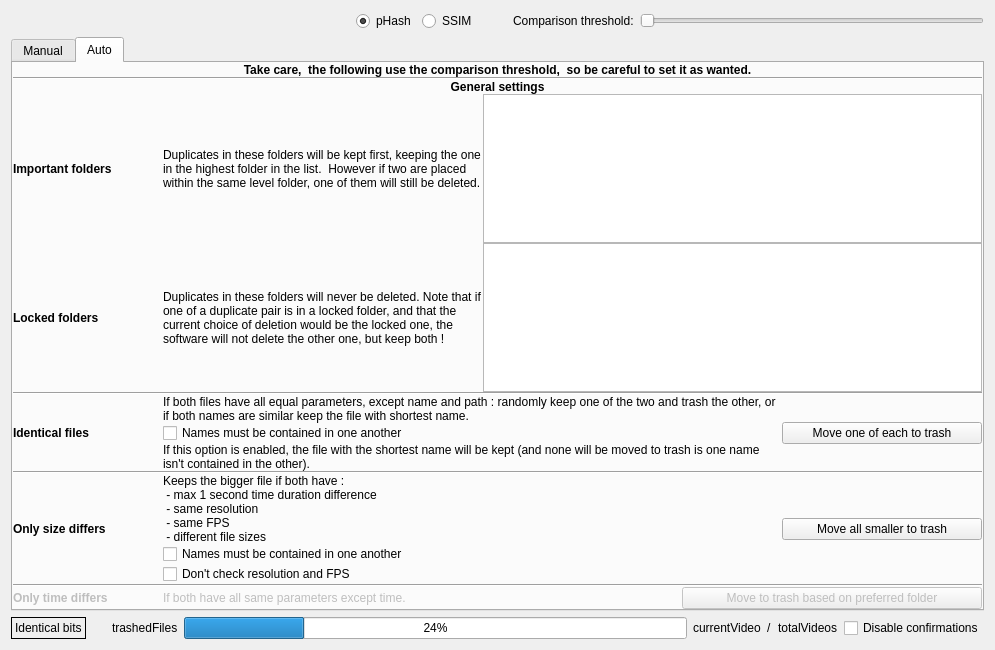
The window that QtProject/app/comparison.ui (theophanemayaud/video-simili-duplicate-cleaner) describes before a commit, drawn with Qt 5.
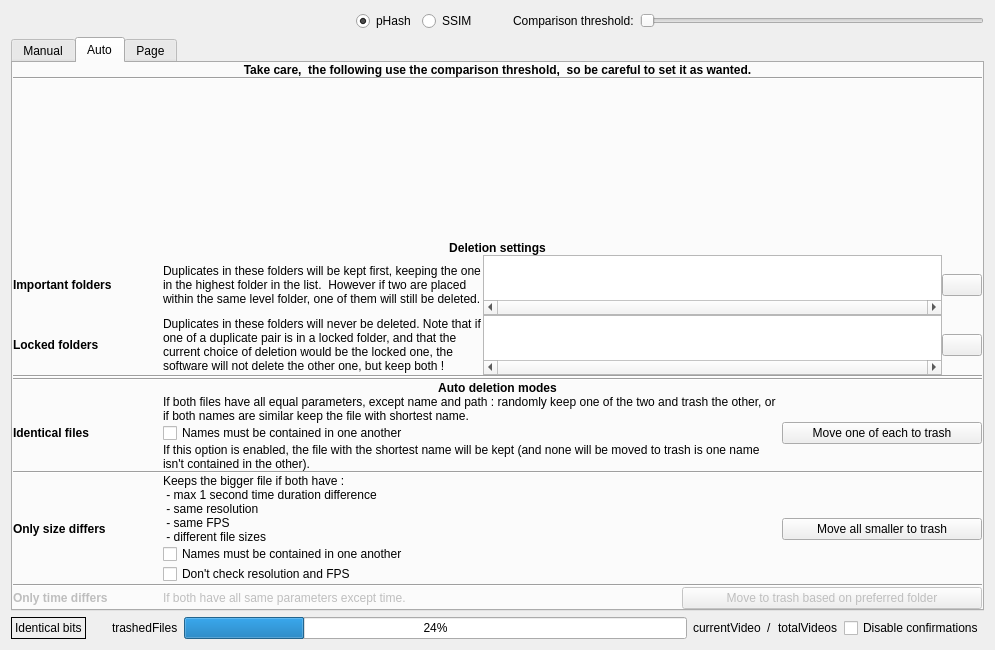
The same window after the commit. Custom widgets are drawn as their Qt base class.

Commit message: feat(comparison): working on folder settings ui for comparison

Diff of the .ui file:
```diff
--- a/QtProject/app/comparison.ui
+++ b/QtProject/app/comparison.ui
@@ -983,6 +983,19 @@
          </item>
          <item>
           <layout class="QVBoxLayout" name="verticalLayout_8">
+           <item>
+            <spacer name="verticalSpacer">
+             <property name="orientation">
+              <enum>Qt::Vertical</enum>
+             </property>
+             <property name="sizeHint" stdset="0">
+              <size>
+               <width>20</width>
+               <height>40</height>
+              </size>
+             </property>
+            </spacer>
+           </item>
            <item>
             <widget class="QLabel" name="label_11">
              <property name="font">
@@ -992,7 +1005,7 @@
               </font>
              </property>
              <property name="text">
-              <string>General settings</string>
+              <string>Deletion settings</string>
              </property>
              <property name="alignment">
               <set>Qt::AlignHCenter|Qt::AlignTop</set>
@@ -1038,20 +1051,51 @@
              </item>
              <item>
               <widget class="QListWidget" name="importantFolderslistWidget">
+               <property name="maximumSize">
+                <size>
+                 <width>16777215</width>
+                 <height>60</height>
+                </size>
+               </property>
+               <property name="contextMenuPolicy">
+                <enum>Qt::CustomContextMenu</enum>
+               </property>
+               <property name="horizontalScrollBarPolicy">
+                <enum>Qt::ScrollBarAlwaysOn</enum>
+               </property>
                <property name="dragEnabled">
                 <bool>true</bool>
                </property>
                <property name="dragDropMode">
                 <enum>QAbstractItemView::InternalMove</enum>
                </property>
+               <property name="defaultDropAction">
+                <enum>Qt::MoveAction</enum>
+               </property>
+               <property name="selectionMode">
+                <enum>QAbstractItemView::ExtendedSelection</enum>
+               </property>
+               <property name="textElideMode">
+                <enum>Qt::ElideLeft</enum>
+               </property>
                <property name="horizontalScrollMode">
-                <enum>QAbstractItemView::ScrollPerItem</enum>
-               </property>
-               <property name="itemAlignment">
-                <set>Qt::AlignRight</set>
+                <enum>QAbstractItemView::ScrollPerPixel</enum>
                </property>
                <property name="sortingEnabled">
-                <bool>false</bool>
+                <bool>true</bool>
+               </property>
+              </widget>
+             </item>
+             <item>
+              <widget class="QPushButton" name="importantFolderButton">
+               <property name="maximumSize">
+                <size>
+                 <width>40</width>
+                 <height>16777215</height>
+                </size>
+               </property>
+               <property name="text">
+                <string/>
                </property>
               </widget>
              </item>
@@ -1096,9 +1140,21 @@
              </item>
              <item>
               <widget class="QListWidget" name="lockedFolderslistWidget">
+               <property name="maximumSize">
+                <size>
+                 <width>16777215</width>
+                 <height>60</height>
+                </size>
+               </property>
+               <property name="contextMenuPolicy">
+                <enum>Qt::CustomContextMenu</enum>
+               </property>
                <property name="verticalScrollBarPolicy">
                 <enum>Qt::ScrollBarAsNeeded</enum>
                </property>
+               <property name="horizontalScrollBarPolicy">
+                <enum>Qt::ScrollBarAlwaysOn</enum>
+               </property>
                <property name="showDropIndicator" stdset="0">
                 <bool>false</bool>
                </property>
@@ -1108,11 +1164,27 @@
                <property name="dragDropMode">
                 <enum>QAbstractItemView::NoDragDrop</enum>
                </property>
+               <property name="selectionMode">
+                <enum>QAbstractItemView::ExtendedSelection</enum>
+               </property>
+               <property name="textElideMode">
+                <enum>Qt::ElideLeft</enum>
+               </property>
                <property name="horizontalScrollMode">
                 <enum>QAbstractItemView::ScrollPerItem</enum>
                </property>
-               <property name="itemAlignment">
-                <set>Qt::AlignRight</set>
+              </widget>
+             </item>
+             <item>
+              <widget class="QPushButton" name="lockedFolderButton">
+               <property name="maximumSize">
+                <size>
+                 <width>40</width>
+                 <height>16777215</height>
+                </size>
+               </property>
+               <property name="text">
+                <string/>
                </property>
               </widget>
              </item>
@@ -1120,6 +1192,13 @@
            </item>
           </layout>
          </item>
+         <item>
+          <widget class="Line" name="line_5">
+           <property name="orientation">
+            <enum>Qt::Horizontal</enum>
+           </property>
+          </widget>
+         </item>
          <item>
           <widget class="Line" name="line_4">
            <property name="orientation">
@@ -1127,6 +1206,22 @@
            </property>
           </widget>
          </item>
+         <item>
+          <widget class="QLabel" name="label_26">
+           <property name="font">
+            <font>
+             <weight>75</weight>
+             <bold>true</bold>
+            </font>
+           </property>
+           <property name="text">
+            <string>Auto deletion modes</string>
+           </property>
+           <property name="alignment">
+            <set>Qt::AlignCenter</set>
+           </property>
+          </widget>
+         </item>
          <item>
           <layout class="QHBoxLayout" name="horizontalLayout_7">
            <item>
@@ -1386,6 +1481,16 @@
        </item>
       </layout>
      </widget>
+     <widget class="QWidget" name="tab_3">
+      <attribute name="title">
+       <string>Page</string>
+      </attribute>
+      <layout class="QVBoxLayout" name="verticalLayout_10">
+       <item>
+        <layout class="QVBoxLayout" name="verticalLayout_9"/>
+       </item>
+      </layout>
+     </widget>
     </widget>
    </item>
    <item>
```
Left out of the diff: 2 changed lines with no effect on the pictures. The commit also changes 2 other files.
